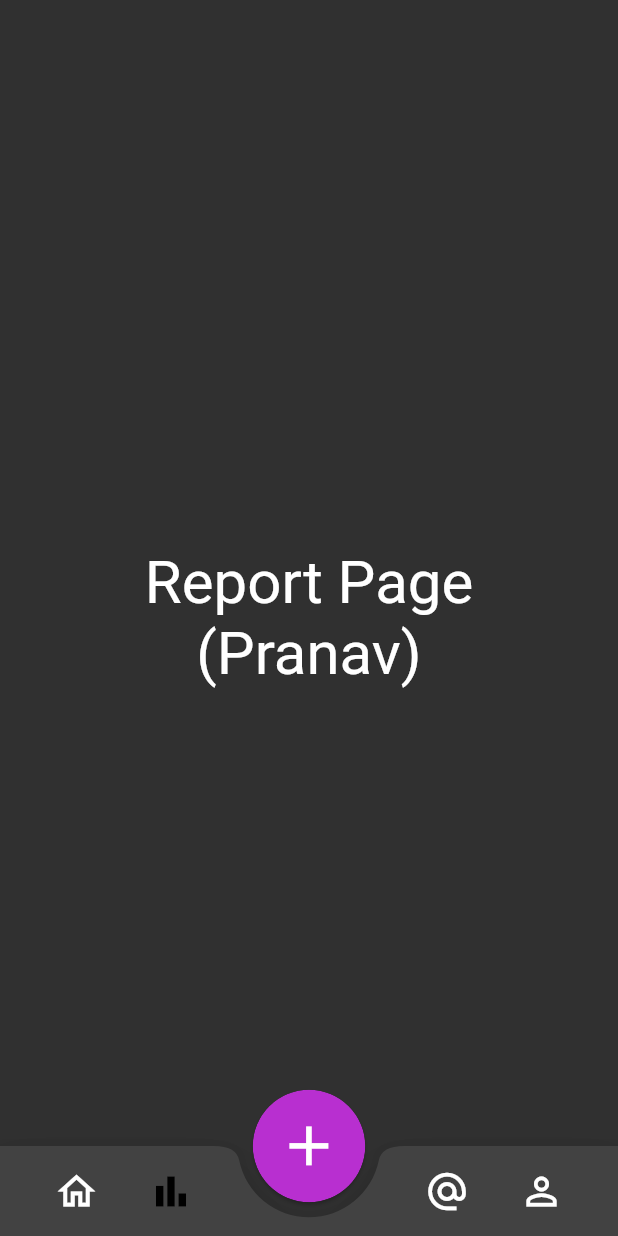
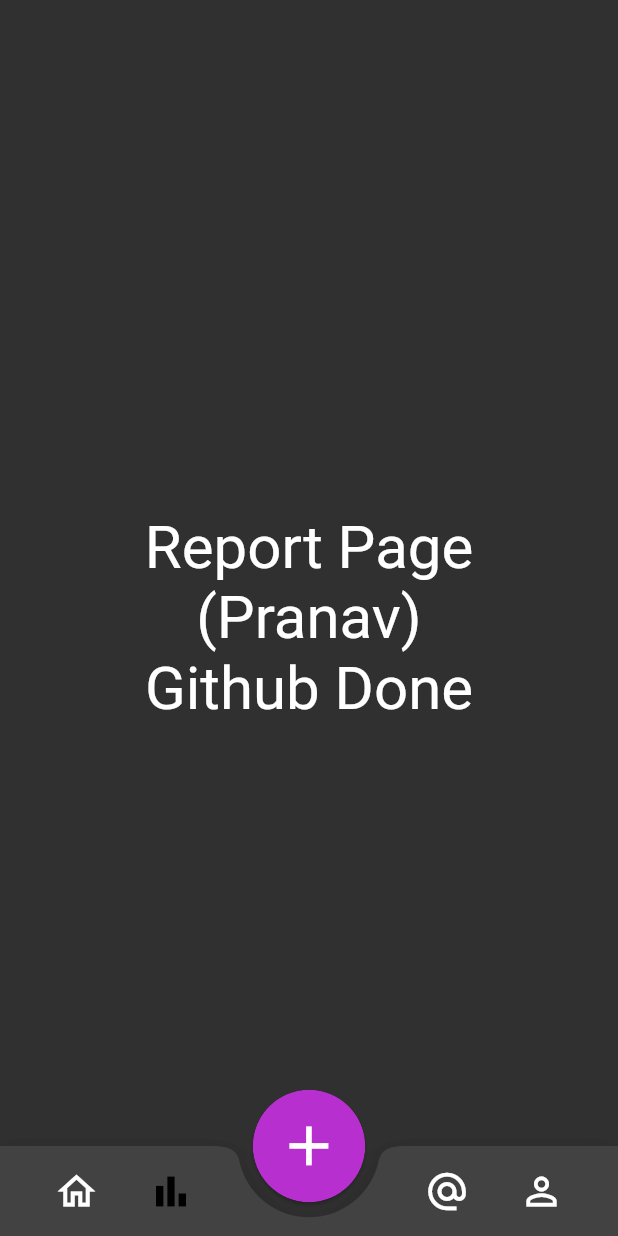
Before and after one commit to AadityaCholayil/DietMate, a Flutter app: the screen it shows after launch, swiped to page 2, on a phone screen of 412 x 824 dp. Run offline on Flutter 3.47's test engine with Material 2 defaults, Android fonts, the phone set to English and light mode, and no system bars; our stand-ins replace preload_page_view.

Commit message:
pranav github done

```diff
--- a/lib/pages/report_page.dart
+++ b/lib/pages/report_page.dart
@@ -11,7 +11,7 @@
     return Scaffold(
       body: Center(
         child: Text(
-          'Report Page\n(Pranav)',
+          'Report Page\n(Pranav)\nGithub Done',
           style: TextStyle(
             fontSize: 40,
           ),
```
